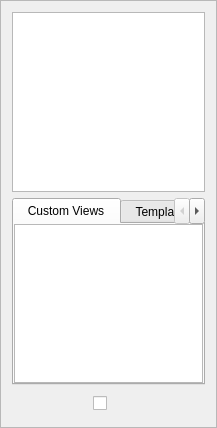
ccherrett/oom, file oom/widgets/tviewdockbase.ui: the form before one commit.
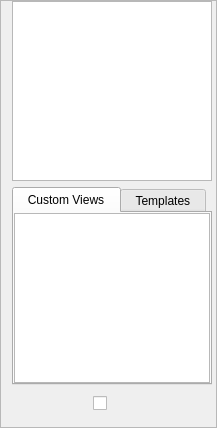
The form after the commit.

What changed in the file:
```diff
--- a/oom/widgets/tviewdockbase.ui
+++ b/oom/widgets/tviewdockbase.ui
@@ -20,6 +20,12 @@
    <enum>QFrame::Raised</enum>
   </property>
   <layout class="QVBoxLayout" name="verticalLayout">
+   <property name="topMargin">
+    <number>0</number>
+   </property>
+   <property name="rightMargin">
+    <number>4</number>
+   </property>
    <item>
     <widget class="QTableView" name="autoTable">
      <property name="sizePolicy">
```
